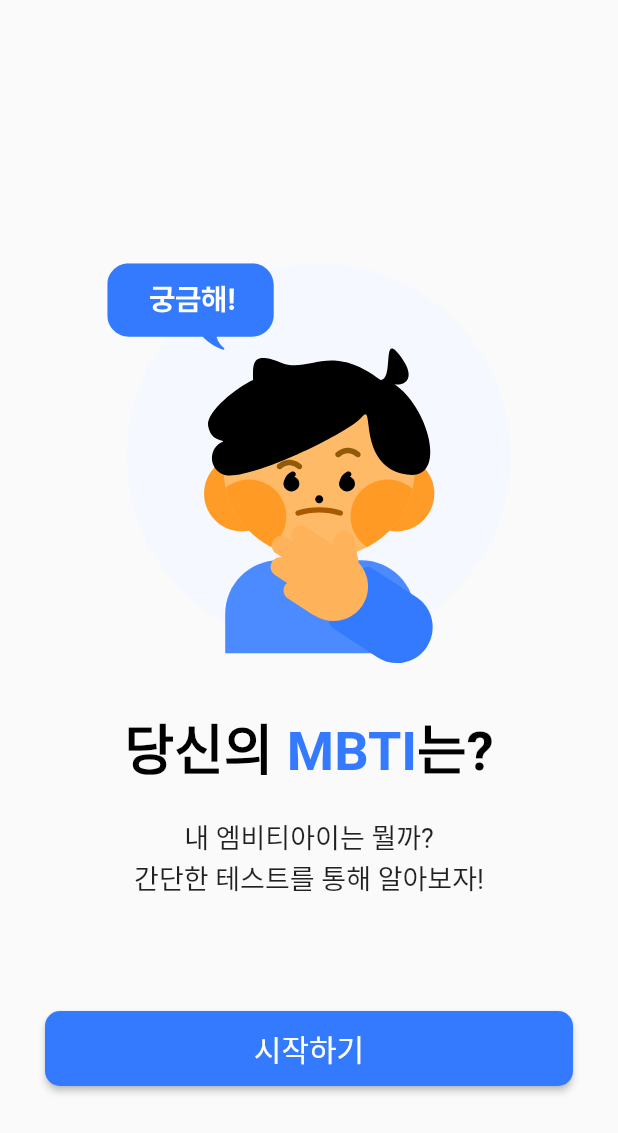
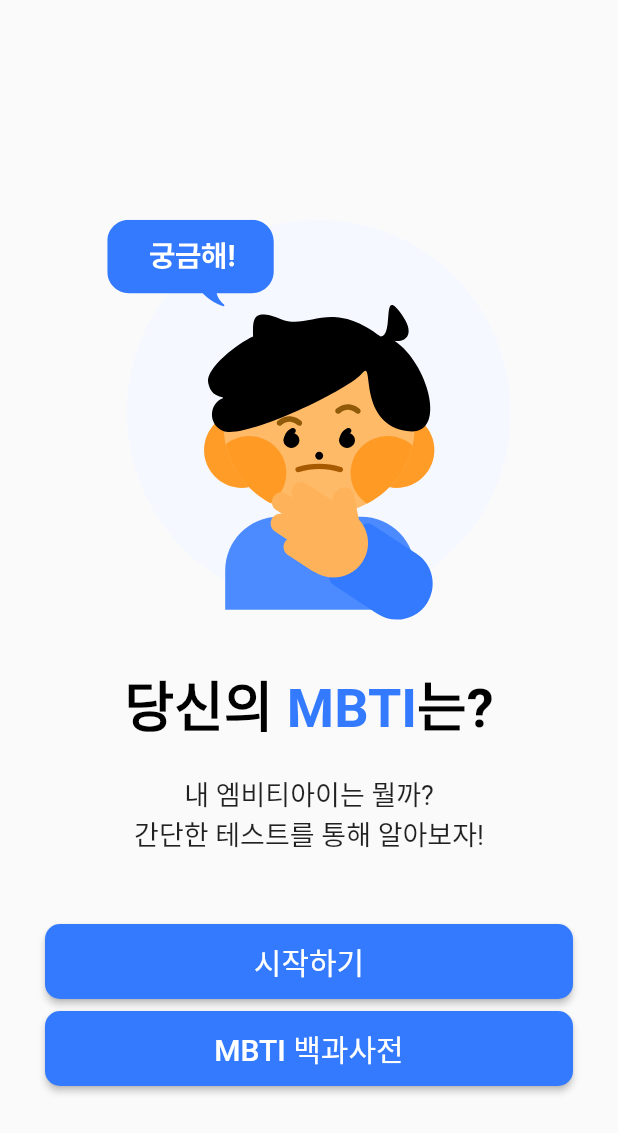
Before and after one commit to Kim-kwan-woo/mbti-app, a Flutter app: the screen it shows after launch, on a phone screen of 412 x 824 dp. Shown: the top 1133 px of the screen. Run offline on Flutter 3.47's test engine with Material 2 defaults, Android fonts, the phone set to English and light mode, and no system bars; our stand-ins replace flutter_riverpod, flutter_svg, freezed_annotation, get_it, go_router.

Commit message:
리버팟 적용

```diff
--- /dev/null
+++ b/assets/json/mbti_data.json
@@ -0,0 +1,82 @@
+[
+    {
+        "mbti": "INFJ",
+        "type": "선의의 옹호자",
+        "description": "조용하고 신비로우며 샘솟는 영감으로 지칠줄 모르는 이상주의자"
+    },
+    {
+        "mbti": "INFP",
+        "type": "열정적인 중재자",
+        "description": "상냥한 성격의 소유자로 이타주의자인 동시에 건강하고 밝은 사회를 만드는 낭만형"
+    },
+    {
+        "mbti": "ENFJ",
+        "type": "정의로운 사회운동가",
+        "description": "넘치는 카리스마와 그에 따른 영향력으로 청중을 압도하는 리더형"
+    },
+    {
+        "mbti": "ENFP",
+        "type": "재기발랄한 활동가",
+        "description": "창의적이며 항상 웃음 거리를 찾아다니는 활발한 성격으로 사람들과 자유롭게 어울리기를 좋아하는 넘치는 열정의 소유자"
+    },
+    {
+        "mbti": "ISTJ",
+        "type": "청렴결백한 논리주의자",
+        "description": "사실에 근거하여 사고하며 이들의 행동이나 결정 사항에 한 치의 의심을 사지 않는 현실주의자형"
+    },
+    {
+        "mbti": "ISFJ",
+        "type": "용감한 수호자",
+        "description": "소중한 이들을 수호하는데 심혈을 기울이는 헌신적이며 성실한 방어자형"
+    },
+    {
+        "mbti": "ESTJ",
+        "type": "엄격한 관리자",
+        "description": "사물이나 사람을 관리하는데 타의 추종을 불허하는 뛰어난 실력을 갖춘 관리자형"
+    },
+    {
+        "mbti": "ESFJ",
+        "type": "사교적인 외교관",
+        "description": "타인을 향한 세심한 관심과 사교적인 성향으로 사람들 내에서 인기가 많으며, 타인을 돕는데 열성적인 세심형"
+    },
+    {
+        "mbti": "INTJ",
+        "type": "용의주도한 전략가",
+        "description": "상상력이 풍부하며 철두철미한 계획을 세우는 전략가형"
+    },
+    {
+        "mbti": "INTP",
+        "type": "논리적인 사색가",
+        "description": "끊임없이 새로운 지식에 목마른 혁신가형"
+    },
+    {
+        "mbti": "ENTJ",
+        "type": "대담한 통솔자",
+        "description": "대담하고 상상력이 풍부한 강한 의지의 소유자로 다양한 방법을 모색하거나 여의치 않을 경우 새로운 방아늘 창출하는 리더형"
+    },
+    {
+        "mbti": "ENTP",
+        "type": "뜨거운 논쟁을 즐기는 변론가",
+        "description": "지적인 도전을 두려워하지 않는 똑똑한 호기심형"
+    },
+    {
+        "mbti": "ISTP",
+        "type": "만능 재주꾼",
+        "description": "대담하고 현실적인 성향으로 다양한 도구 사용에 능숙한 탐험형"
+    },
+    {
+        "mbti": "ISFP",
+        "type": "호기심 많은 예술가",
+        "description": "항상 새로운 것을 찾아 시도하거나 도전할 준비가 되어 있는 융통성 있는 성격의 매력 넘치는 예술가형"
+    },
+    {
+        "mbti": "ESTP",
+        "type": "모험을 즐기는 사업가",
+        "description": "벼랑 끝의 아슬아슬한 삶을 진정으로 즐길 줄 아는 이들로 명석한 두뇌와 에너지, 그리고 뛰어난 직관력을 가지고 있는 유형"
+    },
+    {
+        "mbti": "ESFP",
+        "type": "자유로운 영혼의 연예인",
+        "description": "주위에 있으면 인생이 지루할 새가 없을 정도로 즉흥적이며 열정과 에니지가 넘치는 연예인형"
+    }
+]
--- /dev/null
+++ b/lib/dataSource/local_mbti_data_source.dart
@@ -0,0 +1,17 @@
+import 'dart:convert';
+
+import 'package:flutter/services.dart';
+import 'package:testapp/model/mbti.dart';
+
+class LocalMbtiDataSource {
+  //전체 질문 읽어오기
+  Future<List<Mbti>> readMbti() async {
+    String jsonString =
+        await rootBundle.loadString('assets/json/mbti_data.json');
+
+    final List<Mbti> mbtiList =
+        jsonDecode(jsonString).map<Mbti>((e) => Mbti.fromJson(e)).toList();
+
+    return mbtiList;
+  }
+}
--- a/lib/main.dart
+++ b/lib/main.dart
@@ -1,8 +1,10 @@
 import 'package:flutter/material.dart';
 import 'package:flutter_riverpod/flutter_riverpod.dart';
-import 'package:testapp/view/pages/main_page.dart';
+import 'package:testapp/locator/di.dart';
+import 'package:testapp/util/app_router.dart';
 
 void main() {
+  setupLocator(); //의존성 주입
   runApp(const ProviderScope(
     child: MyApp(),
   ));
@@ -13,8 +15,8 @@ class MyApp extends StatelessWidget {
 
   @override
   Widget build(BuildContext context) {
-    return const MaterialApp(
-      home: MainPage(),
+    return MaterialApp.router(
+      routerConfig: AppRouter.router,
     );
   }
 }
--- /dev/null
+++ b/lib/model/mbti.dart
@@ -0,0 +1,15 @@
+import 'package:freezed_annotation/freezed_annotation.dart';
+
+part 'mbti.freezed.dart';
+part 'mbti.g.dart';
+
+@freezed
+class Mbti with _$Mbti {
+  factory Mbti({
+    required String mbti, //mbti 정보
+    required String type, //타입 설명
+    required String description, //자세한 설명
+  }) = _Mbti;
+
+  factory Mbti.fromJson(Map<String, dynamic> json) => _$MbtiFromJson(json);
+}
--- a/lib/model/question.dart
+++ b/lib/model/question.dart
@@ -6,9 +6,9 @@ part 'question.g.dart';
 @freezed
 class Question with _$Question {
   factory Question({
-    required int index,
-    required String question,
-    required List<String> options,
+    required int index, //질문 번호
+    required String question, //질문 내용
+    required List<String> options, //선택지
   }) = _Question;
 
   factory Question.fromJson(Map<String, dynamic> json) =>
--- a/lib/util/app_color.dart
+++ b/lib/util/app_color.dart
@@ -1,7 +1,7 @@
 import 'package:flutter/material.dart';
 
 class AppColor {
-  static const primary = Color(0xff337AFF);
-  static const subColor = Color(0xffE5EEFF);
-  static const grayscale = Color(0xffD9D9D9);
+  static const primary = Color(0xff337AFF); //메인컬러
+  static const subColor = Color(0xffE5EEFF); //서브컬러
+  static const grayscale = Color(0xffD9D9D9); //그레이스케일
 }
--- /dev/null
+++ b/lib/util/app_router.dart
@@ -0,0 +1,55 @@
+import 'package:flutter/widgets.dart';
+import 'package:go_router/go_router.dart';
+import 'package:testapp/view/pages/main_page.dart';
+import 'package:testapp/view/pages/mbti_page.dart';
+import 'package:testapp/view/pages/result_page.dart';
+import 'package:testapp/view/pages/test_page.dart';
+
+class AppRouter {
+  static const String main = MainPage.route;
+  static const String test = TestPage.route;
+  static const String result = ResultPage.route;
+  static const String mbti = MbtiPage.route;
+
+  static final router = GoRouter(
+    routes: [
+      GoRoute(
+        path: "/",
+        name: main,
+        builder: (context, state) => const MainPage(),
+      ),
+      GoRoute(
+        path: "/test",
+        name: test,
+        builder: (context, state) => const TestPage(),
+      ),
+      GoRoute(
+        path: "/result",
+        name: result,
+        builder: (context, state) {
+          return ResultPage(mbti: state.extra as String);
+        },
+      ),
+      GoRoute(
+        path: "/mbti",
+        name: mbti,
+        builder: (context, state) => const MbtiPage(),
+      ),
+    ],
+  );
+
+  //해당 페이지까지 뒤로 가기
+  popUntil(BuildContext context, String route) {
+    {
+      final router = GoRouter.of(context);
+      while (router.routerDelegate.currentConfiguration.matches.last
+              .matchedLocation !=
+          route) {
+        if (!router.canPop()) {
+          return;
+        }
+        context.pop();
+      }
+    }
+  }
+}
--- a/lib/view/pages/main_page.dart
+++ b/lib/view/pages/main_page.dart
@@ -1,19 +1,17 @@
 import 'package:flutter/material.dart';
+import 'package:flutter_riverpod/flutter_riverpod.dart';
 import 'package:flutter_svg/flutter_svg.dart';
-import 'package:testapp/view/pages/test_page.dart';
+import 'package:go_router/go_router.dart';
+import 'package:testapp/util/app_router.dart';
 import 'package:testapp/util/app_color.dart';
 import 'package:testapp/view/widgets/main_elevated_button.dart';
 
-class MainPage extends StatefulWidget {
+class MainPage extends ConsumerWidget {
   const MainPage({super.key});
+  static const route = '/';
 
   @override
-  State<MainPage> createState() => _HomeScreenState();
-}
-
-class _HomeScreenState extends State<MainPage> {
-  @override
-  Widget build(BuildContext context) {
+  Widget build(BuildContext context, WidgetRef ref) {
     return Scaffold(
       body: Container(
         width: double.infinity,
@@ -55,11 +53,16 @@ class _HomeScreenState extends State<MainPage> {
               width: double.infinity,
               child: MainElevatedButton(
                 childText: '시작하기',
-                onPressed: () => Navigator.of(context).push(
-                  MaterialPageRoute(
-                    builder: (context) => TestPage(),
-                  ),
-                ),
+                onPressed: () => context.pushNamed(AppRouter.test),
+              ),
+            ),
+            const SizedBox(height: 8),
+            SizedBox(
+              height: 50,
+              width: double.infinity,
+              child: MainElevatedButton(
+                childText: 'MBTI 백과사전',
+                onPressed: () => context.pushNamed(AppRouter.mbti),
               ),
             ),
           ],
--- /dev/null
+++ b/lib/viewModel/mbti_view_model.dart
@@ -0,0 +1,31 @@
+import 'dart:async';
+
+import 'package:flutter_riverpod/flutter_riverpod.dart';
+import 'package:get_it/get_it.dart';
+import 'package:testapp/model/mbti.dart';
+import 'package:testapp/repository/mbti_repository.dart';
+
+class MbtiViewModel extends AutoDisposeAsyncNotifier<List<Mbti>> {
+  final MbtiRepository _mbtiRepository;
+
+  MbtiViewModel({required mbtiRepository})
+      : _mbtiRepository = GetIt.I.get<MbtiRepository>();
+
+  @override
+  FutureOr<List<Mbti>> build() {
+    return _mbtiRepository.readMbti();
+  }
+
+  //특정 mbti 객체 찾기
+  Mbti? findMbti(String mbti) {
+    if (state.value != null) {
+      return state.value!.where((element) => element.mbti == mbti).first;
+    }
+    return null;
+  }
+}
+
+final mbtiProvider =
+    AutoDisposeAsyncNotifierProvider<MbtiViewModel, List<Mbti>>(() {
+  return GetIt.I.get<MbtiViewModel>();
+});
--- a/pubspec.yaml
+++ b/pubspec.yaml
@@ -34,6 +34,8 @@ dependencies:
   flutter_riverpod: ^2.4.4
   flutter_svg: ^2.0.7
   freezed_annotation: ^2.4.1
+  get_it: ^7.6.4
+  go_router: ^12.0.1
   riverpod_annotation: ^2.2.1
 
 dev_dependencies:
@@ -63,6 +65,7 @@ flutter:
     - assets/images/result.svg
 
     - assets/json/question_data.json
+    - assets/json/mbti_data.json
   #   - images/a_dot_ham.jpeg
   # An image asset can refer to one or more resolution-specific "variants", see
   # https://flutter.dev/assets-and-images/#resolution-aware
```
Also changed, not shown: lib/dataSource/local_question_data_source.dart (+7 -3 lines), lib/locator/di.dart (added, +32 -0 lines), lib/repository/mbti_repository.dart (added, +13 -0 lines), lib/repository/question_repository.dart (added, +14 -0 lines), lib/view/pages/mbti_page.dart (added, +56 -0 lines), lib/view/pages/result_page.dart (+51 -10 lines), lib/view/pages/test_page.dart (+23 -86 lines), lib/view/widgets/mbti_card.dart (added, +52 -0 lines), lib/viewModel/question_view_model.dart (added, +23 -0 lines), lib/viewModel/test_view_model.dart (added, +89 -0 lines), lib/model/mbti.freezed.dart (added), lib/model/mbti.g.dart (added), pubspec.lock.
